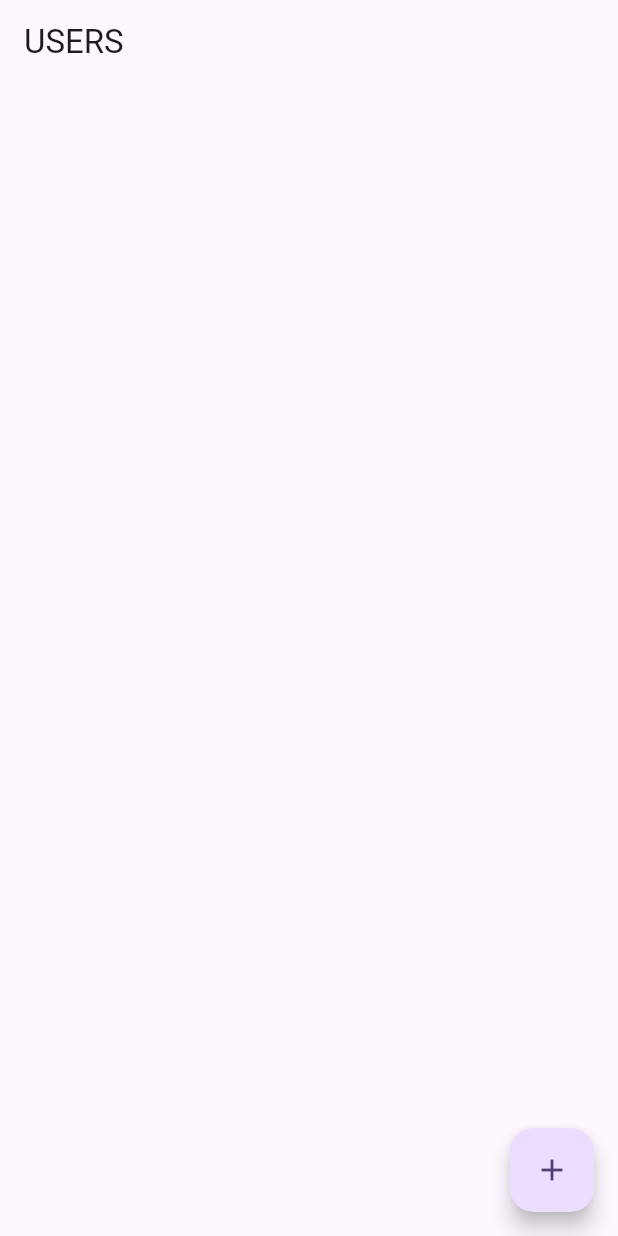
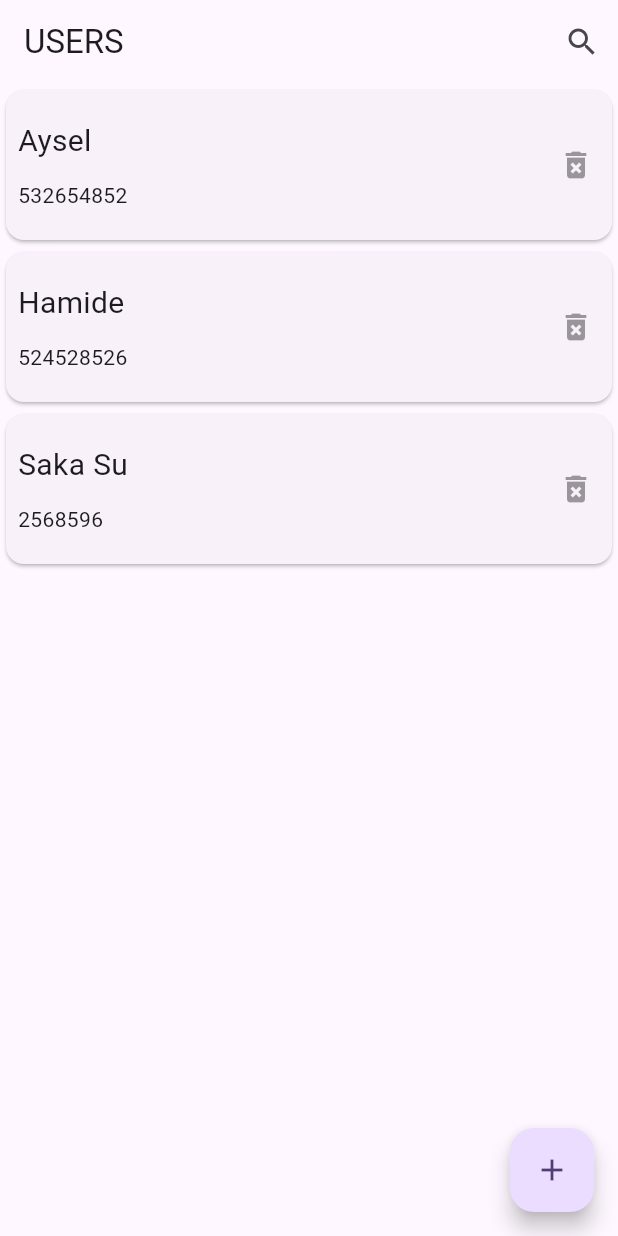
Before and after one commit to seyma-altiparmak/Users_Flutter_App, a Flutter app: the screen it shows after launch, on a phone screen of 412 x 824 dp. Run offline on Flutter 3.47's test engine with Material 3 defaults, Android fonts, the phone set to English and light mode, and no system bars.

Commit message:
D1 in userapp done.

```diff
--- a/lib/ui/views/homepage.dart
+++ b/lib/ui/views/homepage.dart
@@ -1,4 +1,6 @@
 import 'package:flutter/material.dart';
+import 'package:users_flutterapp/data/entity/users.dart';
+import 'package:users_flutterapp/ui/views/details.dart';
 import 'package:users_flutterapp/ui/views/register_page.dart';
 
 class HomePage extends StatefulWidget {
@@ -9,17 +11,133 @@ class HomePage extends StatefulWidget {
 }
 
 class _HomePageState extends State<HomePage> {
+  bool isInSearch = false;
+
+  Future<void> search(String searchWord) async {
+    print("Searched : $searchWord");
+  }
+
+  Future<void> delete(int id) async {
+    print("delete : $id");
+  }
+
+  Future<List<Users>> userLoad() async {
+    var userList = <Users>[];
+    var k1 = Users(user_id: 1, user_phone: "532654852", user_name: "Aysel");
+    var k2 = Users(user_id: 2, user_phone: "524528526", user_name: "Hamide");
+    var k3 = Users(user_id: 3, user_phone: "2568596", user_name: "Saka Su");
+    userList.add(k1);
+    userList.add(k2);
+    userList.add(k3);
+
+    return userList;
+  }
+
   @override
   Widget build(BuildContext context) {
     return Scaffold(
-      appBar: AppBar(title: const Text("USERS"),),
-      body: const Center(),
+      appBar: AppBar(
+        title: isInSearch
+            ? TextField(
+                decoration: const InputDecoration(hintText: "Search"),
+                onChanged: (searchResult) {
+                  search(searchResult);
+                },
+              )
+            : const Text("USERS"),
+        actions: [
+          isInSearch
+              ? IconButton(
+                  onPressed: () {
+                    setState(() {
+                      isInSearch = false;
+                    });
+                  },
+                  icon: const Icon(Icons.clear))
+              : IconButton(
+                  onPressed: () {
+                    setState(() {
+                      isInSearch = true;
+                    });
+                  },
+                  icon: const Icon(Icons.search)),
+        ],
+      ),
+      body: FutureBuilder<List<Users>>(
+        future: userLoad(),
+        builder: (context, snapshot) {
+          if (snapshot.hasData) {
+            var userList = snapshot.data;
+            return ListView.builder(
+                itemCount: userList!.length,
+                itemBuilder: (context, i) {
+                  var k = userList[i];
+                  return GestureDetector(
+                    onTap: () {
+                      Navigator.push(
+                              context,
+                              MaterialPageRoute(
+                                  builder: (context) => Details(user: k)))
+                          .then((value) => print("NOW : HomePage"));
+                    },
+                    child: Card(
+                      child: SizedBox(
+                        height: 100,
+                        child: Row(
+                          children: [
+                            Padding(
+                              padding: const EdgeInsets.all(8.0),
+                              child: Column(
+                                mainAxisAlignment:
+                                    MainAxisAlignment.spaceEvenly,
+                                crossAxisAlignment: CrossAxisAlignment.start,
+                                children: [
+                                  Text(
+                                    k.user_name,
+                                    style: const TextStyle(fontSize: 20),
+                                  ),
+                                  Text(k.user_phone),
+                                ],
+                              ),
+                            ),
+                            const Spacer(),
+                            IconButton(
+                              onPressed: () {
+                                ScaffoldMessenger.of(context).showSnackBar(
+                                  SnackBar(
+                                      content: Text(
+                                    "${k.user_name} 'll delete u want continue?",
+                                  ),
+                                    action: SnackBarAction(
+                                      label: "Continue",
+                                      onPressed: (){
+                                        delete((k.user_id));
+                                      },
+                                    ),
+                                  ),
+                                );
+                              },
+                              icon: Icon(Icons.delete_forever),
+                              color: Colors.black38,
+                            ),
+                          ],
+                        ),
+                      ),
+                    ),
+                  );
+                });
+          } else {
+            return const Center();
+          }
+        },
+      ),
       floatingActionButton: FloatingActionButton(
-        onPressed: (){
+        onPressed: () {
           Navigator.push(context,
-              MaterialPageRoute(builder: (context) =>
-              const RegisterPage())).then((value) =>
-              print("NOW : Homepage"),);
+                  MaterialPageRoute(builder: (context) => const RegisterPage()))
+              .then(
+            (value) => print("NOW : Homepage"),
+          );
         },
         child: const Icon(Icons.add),
       ),
```
Also changed, not shown: lib/ui/views/details.dart (+36 -2 lines).
